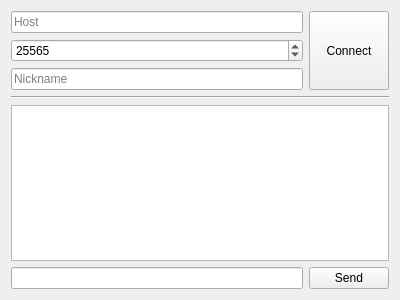
This is Sketches/Chat/MainWindow.ui in tehme/Outlaw as Qt 5 draws it before an edit. The edited form follows.
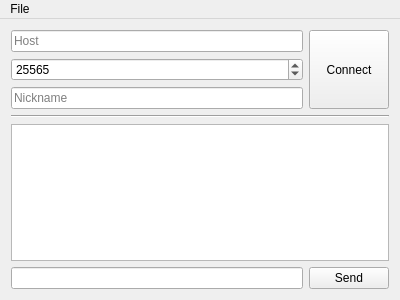
This is the edited form.

Commit message: Sketches/Chat: MainWindow: added menu bar; it is now possible to save chat as HTML file.

```diff
--- a/Sketches/Chat/MainWindow.ui
+++ b/Sketches/Chat/MainWindow.ui
@@ -81,6 +81,28 @@
     </item>
    </layout>
   </widget>
+  <widget class="QMenuBar" name="menuBar">
+   <property name="geometry">
+    <rect>
+     <x>0</x>
+     <y>0</y>
+     <width>400</width>
+     <height>21</height>
+    </rect>
+   </property>
+   <widget class="QMenu" name="menuFile">
+    <property name="title">
+     <string>File</string>
+    </property>
+    <addaction name="actionSave_chat_as_HTML_page"/>
+   </widget>
+   <addaction name="menuFile"/>
+  </widget>
+  <action name="actionSave_chat_as_HTML_page">
+   <property name="text">
+    <string>Save chat as HTML page</string>
+   </property>
+  </action>
  </widget>
  <layoutdefault spacing="6" margin="11"/>
  <tabstops>
```
Left out of the diff: 36 changed lines with no effect on the pictures. The commit also changes 2 other files.
